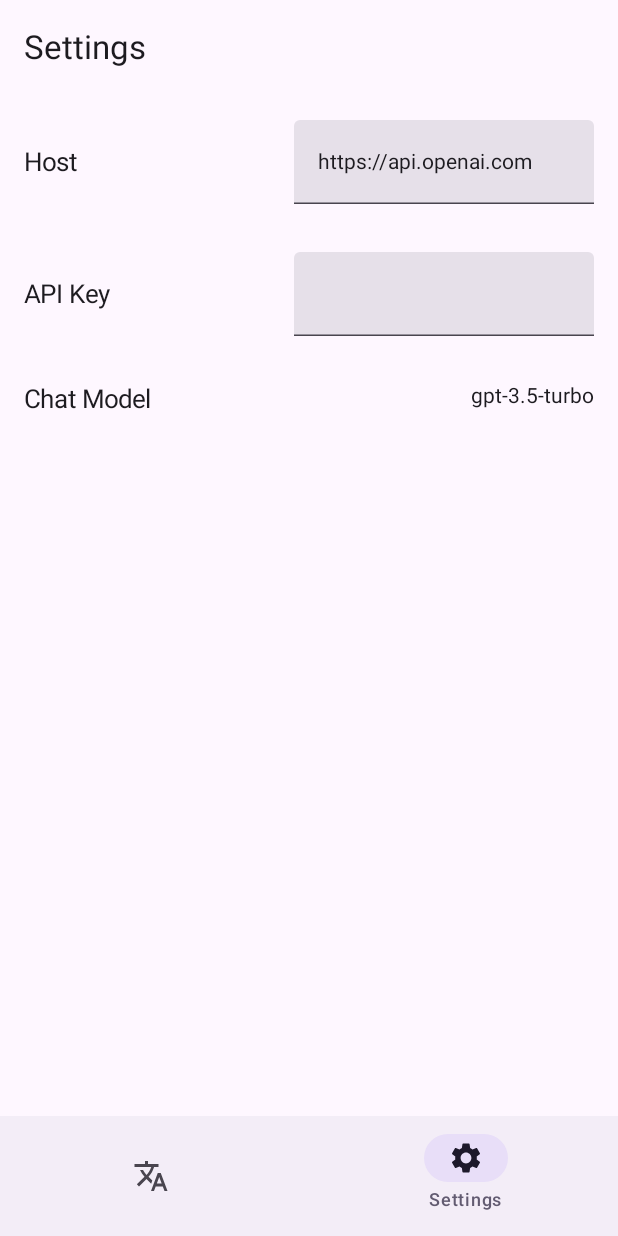
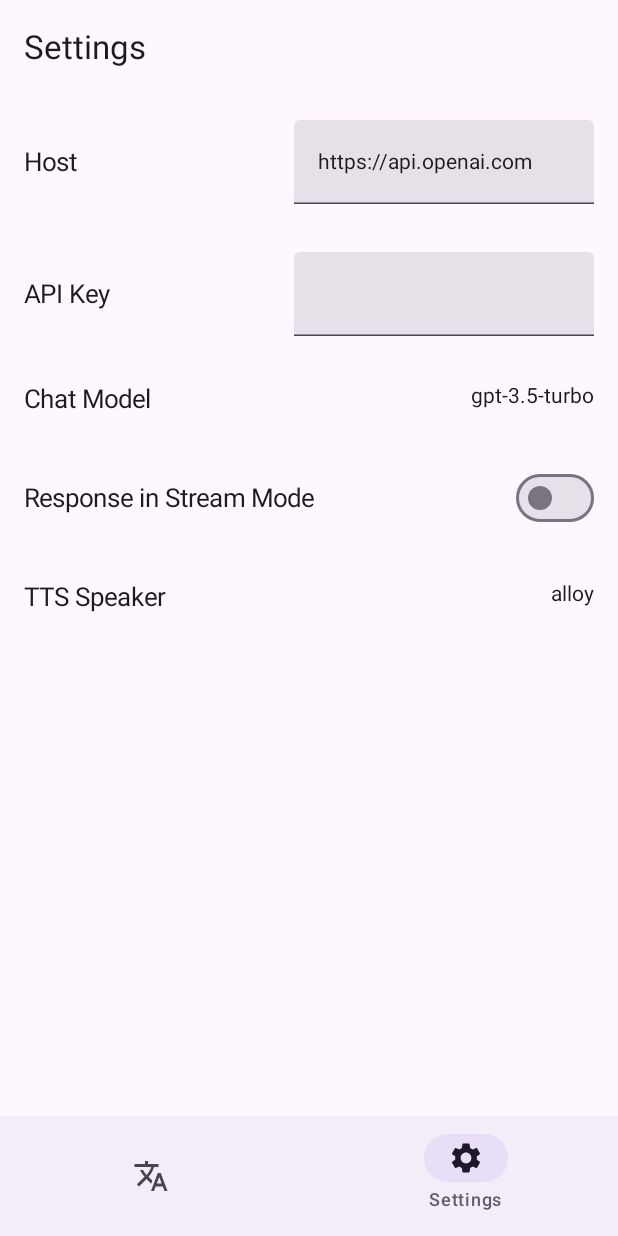
Before and after one commit to ckt1031/openai-translator-android, an Android app built with Jetpack Compose: the screen it shows after launch (MainActivity), item 2 of the bottom bar chosen, on a phone screen of 412 x 824 dp. Run offline under Robolectric (Android 15) with nearby library versions, the phone set to English and light mode, and no system bars.

Commit message:
Add more settings

```diff
--- a/app/src/main/java/com/ckt1031/openai/translator/items/api.kt
+++ b/app/src/main/java/com/ckt1031/openai/translator/items/api.kt
@@ -14,3 +14,12 @@ public val openaiChatModels = listOf(
     "gpt-4-1106-preview",
     "custom"
 )
+
+public val openaiVoiceSpeakers = listOf(
+    "alloy",
+    "echo",
+    "fable",
+    "onyx",
+    "nova",
+    "shimmer",
+)
--- a/app/src/main/java/com/ckt1031/openai/translator/store/api.kt
+++ b/app/src/main/java/com/ckt1031/openai/translator/store/api.kt
@@ -13,6 +13,7 @@ enum class APIDataStoreKeys(val value: String) {
     OpenAIHost(("openai_host")),
     OpenAIChatModel(("openai_chat_model")),
     OpenAIEnableStream(("openai_enable_stream")),
+    OpenAIVoiceSpeaker(("openai_voice_speaker")),
     OpenAICustomChatModel(("openai_custom_chat_model"))
 }
 
--- a/app/src/main/java/com/ckt1031/openai/translator/ui/screens/Settings.kt
+++ b/app/src/main/java/com/ckt1031/openai/translator/ui/screens/Settings.kt
@@ -16,6 +16,7 @@ import androidx.compose.foundation.verticalScroll
 import androidx.compose.material3.DropdownMenu
 import androidx.compose.material3.DropdownMenuItem
 import androidx.compose.material3.Surface
+import androidx.compose.material3.Switch
 import androidx.compose.material3.Text
 import androidx.compose.material3.TextField
 import androidx.compose.runtime.Composable
@@ -34,6 +35,7 @@ import androidx.compose.ui.window.PopupProperties
 import androidx.datastore.core.DataStore
 import androidx.datastore.preferences.core.Preferences
 import com.ckt1031.openai.translator.items.openaiChatModels
+import com.ckt1031.openai.translator.items.openaiVoiceSpeakers
 import com.ckt1031.openai.translator.store.APIDataStore
 import com.ckt1031.openai.translator.store.APIDataStoreKeys
 
@@ -251,6 +253,95 @@ fun SettingsScreen(dataStore: DataStore<Preferences>) {
                     )
                 }
             }
+
+            Row(
+                modifier = Modifier
+                    .fillMaxWidth()
+                    .padding(bottom = 16.dp, top = 16.dp)
+            ) {
+                var status by remember { mutableStateOf(false) }
+
+                // Use align(Alignment.CenterVertically) to center the Column content vertically
+                Box(Modifier.weight(1f).align(Alignment.CenterVertically)) {
+                    Column(verticalArrangement = Arrangement.Center) {
+                        Text("Response in Stream Mode", style = androidx.compose.ui.text.TextStyle(fontSize = 17.sp))
+                    }
+                }
+
+                // Read the API key from DataStore
+                val stream: Boolean? by APIDataStore(dataStore).readBoolPreference(APIDataStoreKeys.OpenAIEnableStream).collectAsState(initial = null)
+
+                // Initialize the text field with the API key from DataStore
+                LaunchedEffect(stream) {
+                    if (stream != null) {
+                        status = stream as Boolean
+                    }
+                }
+
+                // Save the API key to DataStore when it changes
+                LaunchedEffect(status) {
+                    APIDataStore(dataStore).saveBoolPreference(APIDataStoreKeys.OpenAIEnableStream, status)
+                }
+
+                Switch(
+                    checked = status,
+                    modifier = Modifier
+                        .align(Alignment.CenterVertically),
+                    onCheckedChange = {
+                        status = it
+                    }
+                )
+            }
+
+            Row(
+                modifier = Modifier.fillMaxWidth().padding(bottom = 16.dp, top = 16.dp)
+            ) {
+                var speakerIndex  by remember { mutableStateOf(0) }
+                var selectedSpeaker = openaiVoiceSpeakers[speakerIndex]
+                var modelExpanded by remember { mutableStateOf(false) }
+
+                val speaker: String? by APIDataStore(dataStore).readStringPreference(APIDataStoreKeys.OpenAIVoiceSpeaker).collectAsState(initial = null)
+
+                LaunchedEffect(speaker) {
+                    if (speaker != null) {
+                        selectedSpeaker = speaker as String
+                    }
+                }
+
+                LaunchedEffect(speakerIndex) {
+                    APIDataStore(dataStore).saveStringPreference(APIDataStoreKeys.OpenAIChatModel, openaiVoiceSpeakers[speakerIndex])
+                }
+
+                Box(Modifier.weight(1f)) {
+                    Column {
+                        Text("TTS Speaker", style = androidx.compose.ui.text.TextStyle(fontSize = 17.sp))
+                    }
+                }
+
+                Text(
+                    text = selectedSpeaker,
+                    modifier = Modifier
+                        .clickable(onClick = { modelExpanded = true })
+                )
+
+                DropdownMenu(
+                    expanded = modelExpanded,
+                    onDismissRequest = { modelExpanded = false },
+                    properties = PopupProperties(focusable = true)
+                ) {
+                    openaiVoiceSpeakers.forEachIndexed { index, item ->
+                        DropdownMenuItem(
+                            onClick = {
+                                speakerIndex = index
+                                modelExpanded = false
+                            },
+                            text = {
+                                Text(text = item)
+                            }
+                        )
+                    }
+                }
+            }
         }
     }
 }
```
